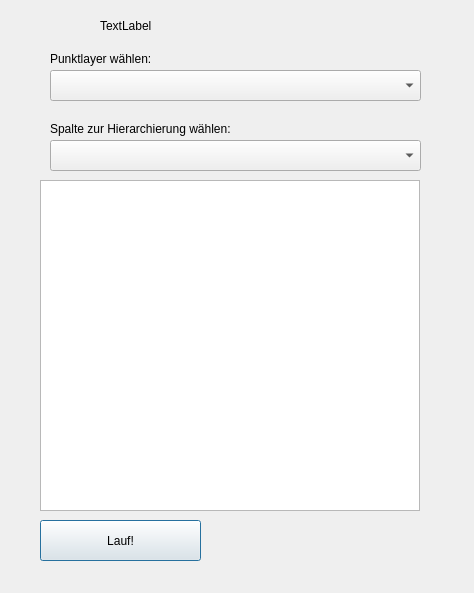
Above: heatpointextracter/heatPointExtracter_dialog_base.ui from beneke090/heatpointextracter before the change. Below: the same form after it.
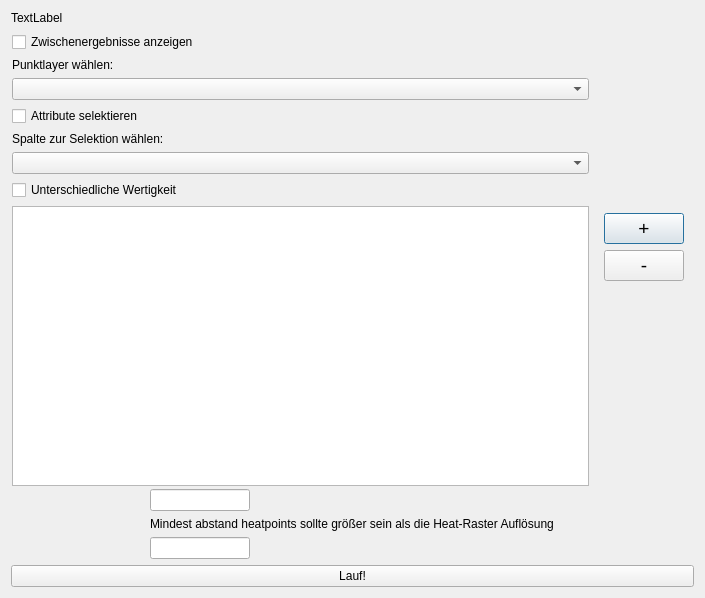
That is the form after the change.

The edit to the form file:
```diff
--- a/heatpointextracter/heatPointExtracter_dialog_base.ui
+++ b/heatpointextracter/heatPointExtracter_dialog_base.ui
@@ -6,95 +6,219 @@
    <rect>
     <x>0</x>
     <y>0</y>
-    <width>474</width>
-    <height>593</height>
+    <width>705</width>
+    <height>598</height>
    </rect>
   </property>
+  <property name="minimumSize">
+   <size>
+    <width>705</width>
+    <height>598</height>
+   </size>
+  </property>
   <property name="windowTitle">
    <string>Heatpoint</string>
   </property>
-  <widget class="QComboBox" name="pnktlyr_cb">
-   <property name="geometry">
-    <rect>
-     <x>50</x>
-     <y>70</y>
-     <width>371</width>
-     <height>31</height>
-    </rect>
-   </property>
-  </widget>
-  <widget class="QLabel" name="label">
-   <property name="geometry">
-    <rect>
-     <x>50</x>
-     <y>50</y>
-     <width>241</width>
-     <height>17</height>
-    </rect>
-   </property>
-   <property name="text">
-    <string>Punktlayer wählen:</string>
-   </property>
-  </widget>
-  <widget class="QComboBox" name="flds_cb">
-   <property name="geometry">
-    <rect>
-     <x>50</x>
-     <y>140</y>
-     <width>371</width>
-     <height>31</height>
-    </rect>
-   </property>
-  </widget>
-  <widget class="QLabel" name="label_2">
-   <property name="geometry">
-    <rect>
-     <x>50</x>
-     <y>120</y>
-     <width>251</width>
-     <height>17</height>
-    </rect>
-   </property>
-   <property name="text">
-    <string>Spalte zur Hierarchierung wählen:</string>
-   </property>
-  </widget>
-  <widget class="QTableWidget" name="attribute_tw">
-   <property name="geometry">
-    <rect>
-     <x>40</x>
-     <y>180</y>
-     <width>380</width>
-     <height>331</height>
-    </rect>
-   </property>
-  </widget>
-  <widget class="QLabel" name="title">
-   <property name="geometry">
-    <rect>
-     <x>100</x>
-     <y>10</y>
-     <width>211</width>
-     <height>31</height>
-    </rect>
-   </property>
-   <property name="text">
-    <string>TextLabel</string>
-   </property>
-  </widget>
-  <widget class="QPushButton" name="run_pb">
-   <property name="geometry">
-    <rect>
-     <x>40</x>
-     <y>520</y>
-     <width>161</width>
-     <height>41</height>
-    </rect>
-   </property>
-   <property name="text">
-    <string>Lauf!</string>
-   </property>
-  </widget>
+  <layout class="QGridLayout" name="gridLayout">
+   <item row="0" column="0">
+    <widget class="QLabel" name="title">
+     <property name="text">
+      <string>TextLabel</string>
+     </property>
+    </widget>
+   </item>
+   <item row="2" column="0">
+    <layout class="QHBoxLayout" name="horizontalLayout">
+     <item>
+      <layout class="QVBoxLayout" name="verticalLayout">
+       <item>
+        <widget class="QLabel" name="label_3">
+         <property name="text">
+          <string>Heat-Raster Auflösung (Abstand Punkte)</string>
+         </property>
+        </widget>
+       </item>
+       <item>
+        <widget class="QLineEdit" name="heat_raster_le">
+         <property name="maximumSize">
+          <size>
+           <width>100</width>
+           <height>16777215</height>
+          </size>
+         </property>
+        </widget>
+       </item>
+       <item>
+        <widget class="QLabel" name="label_4">
+         <property name="text">
+          <string>Mindest abstand heatpoints sollte größer sein als die Heat-Raster Auflösung</string>
+         </property>
+        </widget>
+       </item>
+       <item>
+        <widget class="QLineEdit" name="min_distance_le">
+         <property name="maximumSize">
+          <size>
+           <width>100</width>
+           <height>16777215</height>
+          </size>
+         </property>
+        </widget>
+       </item>
+      </layout>
+     </item>
+    </layout>
+   </item>
+   <item row="1" column="0">
+    <layout class="QHBoxLayout" name="horizontalLayout_2">
+     <property name="leftMargin">
+      <number>1</number>
+     </property>
+     <property name="topMargin">
+      <number>1</number>
+     </property>
+     <property name="rightMargin">
+      <number>1</number>
+     </property>
+     <property name="bottomMargin">
+      <number>1</number>
+     </property>
+     <item>
+      <layout class="QVBoxLayout" name="verticalLayout_3">
+       <item>
+        <widget class="QCheckBox" name="zwischenergebnisse_cb">
+         <property name="text">
+          <string>Zwischenergebnisse anzeigen</string>
+         </property>
+        </widget>
+       </item>
+       <item>
+        <widget class="QLabel" name="label">
+         <property name="text">
+          <string>Punktlayer wählen:</string>
+         </property>
+        </widget>
+       </item>
+       <item>
+        <widget class="QComboBox" name="pnktlyr_cb"/>
+       </item>
+       <item>
+        <widget class="QCheckBox" name="attribute_select_cb">
+         <property name="text">
+          <string>Attribute selektieren</string>
+         </property>
+        </widget>
+       </item>
+       <item>
+        <widget class="QLabel" name="label_spalte_Selektion">
+         <property name="text">
+          <string>Spalte zur Selektion wählen:</string>
+         </property>
+        </widget>
+       </item>
+       <item>
+        <widget class="QComboBox" name="flds_cb"/>
+       </item>
+       <item>
+        <widget class="QCheckBox" name="wertigkeit_cb">
+         <property name="text">
+          <string>Unterschiedliche Wertigkeit</string>
+         </property>
+        </widget>
+       </item>
+       <item>
+        <widget class="QTableWidget" name="attribute_tw">
+         <property name="enabled">
+          <bool>true</bool>
+         </property>
+         <property name="sizePolicy">
+          <sizepolicy hsizetype="Expanding" vsizetype="Expanding">
+           <horstretch>1</horstretch>
+           <verstretch>1</verstretch>
+          </sizepolicy>
+         </property>
+         <property name="minimumSize">
+          <size>
+           <width>440</width>
+           <height>280</height>
+          </size>
+         </property>
+         <property name="sizeIncrement">
+          <size>
+           <width>1</width>
+           <height>1</height>
+          </size>
+         </property>
+        </widget>
+       </item>
+      </layout>
+     </item>
+     <item>
+      <widget class="QWidget" name="plusminuswidget" native="true">
+       <layout class="QVBoxLayout" name="verticalLayout_2">
+        <item>
+         <spacer name="verticalSpacer">
+          <property name="orientation">
+           <enum>Qt::Vertical</enum>
+          </property>
+          <property name="sizeHint" stdset="0">
+           <size>
+            <width>20</width>
+            <height>40</height>
+           </size>
+          </property>
+         </spacer>
+        </item>
+        <item>
+         <widget class="QPushButton" name="plus_pb">
+          <property name="font">
+           <font>
+            <pointsize>14</pointsize>
+           </font>
+          </property>
+          <property name="text">
+           <string>+</string>
+          </property>
+         </widget>
+        </item>
+        <item>
+         <widget class="QPushButton" name="minus_pb">
+          <property name="font">
+           <font>
+            <pointsize>14</pointsize>
+           </font>
+          </property>
+          <property name="text">
+           <string>-</string>
+          </property>
+         </widget>
+        </item>
+        <item>
+         <spacer name="verticalSpacer_2">
+          <property name="orientation">
+           <enum>Qt::Vertical</enum>
+          </property>
+          <property name="sizeHint" stdset="0">
+           <size>
+            <width>20</width>
+            <height>40</height>
+           </size>
+          </property>
+         </spacer>
+        </item>
+       </layout>
+      </widget>
+     </item>
+    </layout>
+   </item>
+   <item row="3" column="0">
+    <widget class="QPushButton" name="run_pb">
+     <property name="text">
+      <string>Lauf!</string>
+     </property>
+    </widget>
+   </item>
+  </layout>
  </widget>
  <resources/>
  <connections/>
```
